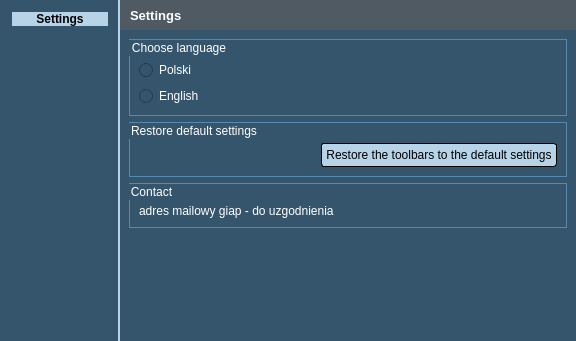
Old version of the form Settings/ui_settings_layout.ui in the repository GIAPspzoo/GIAP_PolaMap_lite.
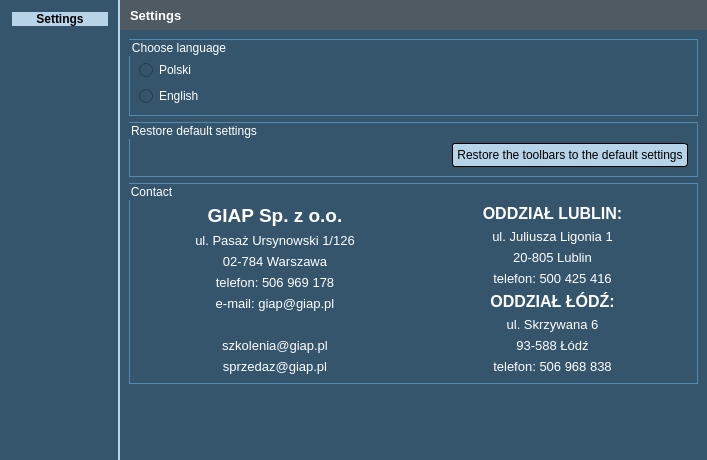
New version of the form. Icons and pictures are not drawn.

```diff
--- a/Settings/ui_settings_layout.ui
+++ b/Settings/ui_settings_layout.ui
@@ -12,8 +12,8 @@
    <rect>
     <x>0</x>
     <y>0</y>
-    <width>576</width>
-    <height>341</height>
+    <width>707</width>
+    <height>460</height>
    </rect>
   </property>
   <property name="sizePolicy">
@@ -346,7 +346,36 @@
              <item row="0" column="0">
               <widget class="QLabel" name="label">
                <property name="text">
-                <string>adres mailowy giap - do uzgodnienia</string>
+                <string>&lt;!DOCTYPE HTML PUBLIC &quot;-//W3C//DTD HTML 4.0//EN&quot; &quot;http://www.w3.org/TR/REC-html40/strict.dtd&quot;&gt;
+&lt;html&gt;&lt;head&gt;&lt;meta name=&quot;qrichtext&quot; content=&quot;1&quot; /&gt;&lt;style type=&quot;text/css&quot;&gt;
+p, li { white-space: pre-wrap; }
+&lt;/style&gt;&lt;/head&gt;&lt;body style=&quot; font-family:'Segoe UI'; font-size:10pt; font-weight:400; font-style:normal;&quot;&gt;
+&lt;p align=&quot;center&quot; style=&quot; margin-top:6px; margin-bottom:6px; margin-left:0px; margin-right:0px; -qt-block-indent:0; text-indent:0px;&quot;&gt;&lt;span style=&quot; font-size:14pt; font-weight:600;&quot;&gt;GIAP Sp. z o.o.&lt;/span&gt;&lt;/p&gt;
+&lt;p align=&quot;center&quot; style=&quot; margin-top:6px; margin-bottom:6px; margin-left:0px; margin-right:0px; -qt-block-indent:0; text-indent:0px;&quot;&gt;ul. Pasaż Ursynowski 1/126&lt;/p&gt;
+&lt;p align=&quot;center&quot; style=&quot; margin-top:6px; margin-bottom:6px; margin-left:0px; margin-right:0px; -qt-block-indent:0; text-indent:0px;&quot;&gt;02-784 Warszawa&lt;/p&gt;
+&lt;p align=&quot;center&quot; style=&quot; margin-top:6px; margin-bottom:6px; margin-left:0px; margin-right:0px; -qt-block-indent:0; text-indent:0px;&quot;&gt;telefon: 506 969 178&lt;/p&gt;
+&lt;p align=&quot;center&quot; style=&quot; margin-top:6px; margin-bottom:6px; margin-left:0px; margin-right:0px; -qt-block-indent:0; text-indent:0px;&quot;&gt;e-mail: giap@giap.pl&lt;/p&gt;
+&lt;p align=&quot;center&quot; style=&quot;-qt-paragraph-type:empty; margin-top:6px; margin-bottom:6px; margin-left:0px; margin-right:0px; -qt-block-indent:0; text-indent:0px;&quot;&gt;&lt;br /&gt;&lt;/p&gt;
+&lt;p align=&quot;center&quot; style=&quot; margin-top:6px; margin-bottom:6px; margin-left:0px; margin-right:0px; -qt-block-indent:0; text-indent:0px;&quot;&gt;szkolenia@giap.pl&lt;/p&gt;
+&lt;p align=&quot;center&quot; style=&quot; margin-top:6px; margin-bottom:6px; margin-left:0px; margin-right:0px; -qt-block-indent:0; text-indent:0px;&quot;&gt;sprzedaz@giap.pl&lt;/p&gt;&lt;/body&gt;&lt;/html&gt;</string>
+               </property>
+              </widget>
+             </item>
+             <item row="0" column="1">
+              <widget class="QLabel" name="label_3">
+               <property name="text">
+                <string>&lt;!DOCTYPE HTML PUBLIC &quot;-//W3C//DTD HTML 4.0//EN&quot; &quot;http://www.w3.org/TR/REC-html40/strict.dtd&quot;&gt;
+&lt;html&gt;&lt;head&gt;&lt;meta name=&quot;qrichtext&quot; content=&quot;1&quot; /&gt;&lt;style type=&quot;text/css&quot;&gt;
+p, li { white-space: pre-wrap; }
+&lt;/style&gt;&lt;/head&gt;&lt;body style=&quot; font-family:'Segoe UI'; font-size:10pt; font-weight:400; font-style:normal;&quot;&gt;
+&lt;p align=&quot;center&quot; style=&quot; margin-top:6px; margin-bottom:6px; margin-left:0px; margin-right:0px; -qt-block-indent:0; text-indent:0px;&quot;&gt;&lt;span style=&quot; font-size:12pt; font-weight:600;&quot;&gt;ODDZIAŁ LUBLIN:&lt;/span&gt;&lt;/p&gt;
+&lt;p align=&quot;center&quot; style=&quot; margin-top:6px; margin-bottom:6px; margin-left:0px; margin-right:0px; -qt-block-indent:0; text-indent:0px;&quot;&gt;ul. Juliusza Ligonia 1&lt;/p&gt;
+&lt;p align=&quot;center&quot; style=&quot; margin-top:6px; margin-bottom:6px; margin-left:0px; margin-right:0px; -qt-block-indent:0; text-indent:0px;&quot;&gt;20-805 Lublin&lt;/p&gt;
+&lt;p align=&quot;center&quot; style=&quot; margin-top:6px; margin-bottom:6px; margin-left:0px; margin-right:0px; -qt-block-indent:0; text-indent:0px;&quot;&gt;telefon: 500 425 416&lt;/p&gt;
+&lt;p align=&quot;center&quot; style=&quot; margin-top:6px; margin-bottom:6px; margin-left:0px; margin-right:0px; -qt-block-indent:0; text-indent:0px;&quot;&gt;&lt;span style=&quot; font-size:12pt; font-weight:600;&quot;&gt;ODDZIAŁ ŁÓDŹ:&lt;/span&gt;&lt;/p&gt;
+&lt;p align=&quot;center&quot; style=&quot; margin-top:6px; margin-bottom:6px; margin-left:0px; margin-right:0px; -qt-block-indent:0; text-indent:0px;&quot;&gt;ul. Skrzywana 6&lt;/p&gt;
+&lt;p align=&quot;center&quot; style=&quot; margin-top:6px; margin-bottom:6px; margin-left:0px; margin-right:0px; -qt-block-indent:0; text-indent:0px;&quot;&gt;93-588 Łódź&lt;/p&gt;
+&lt;p align=&quot;center&quot; style=&quot; margin-top:6px; margin-bottom:6px; margin-left:0px; margin-right:0px; -qt-block-indent:0; text-indent:0px;&quot;&gt;telefon: 506 968 838&lt;/p&gt;&lt;/body&gt;&lt;/html&gt;</string>
                </property>
               </widget>
              </item>
```
